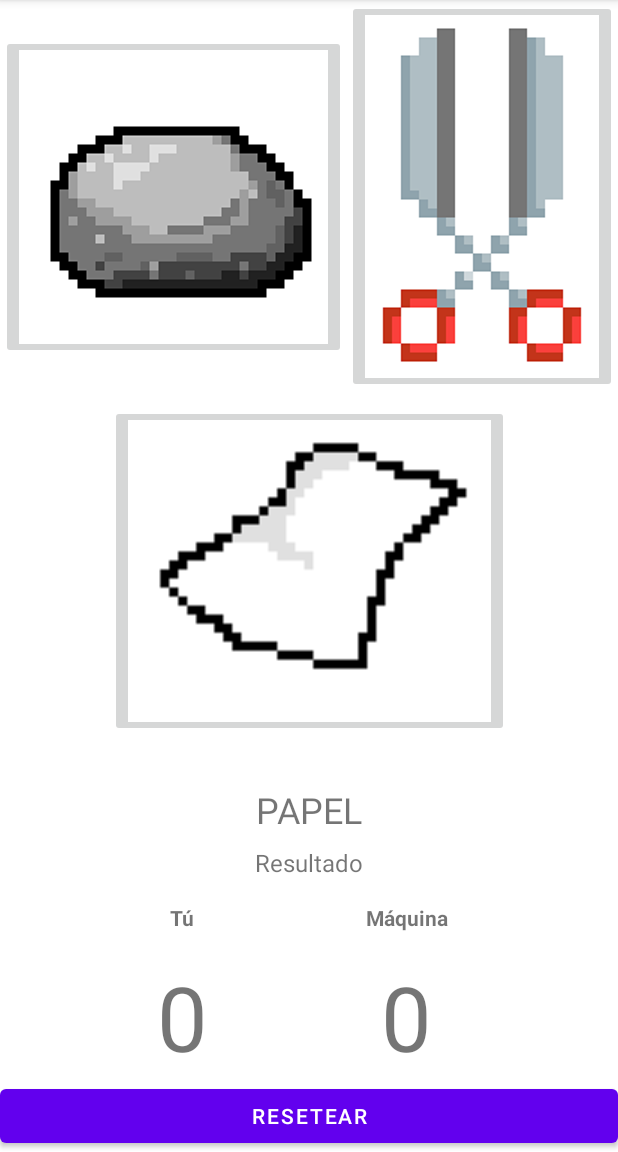
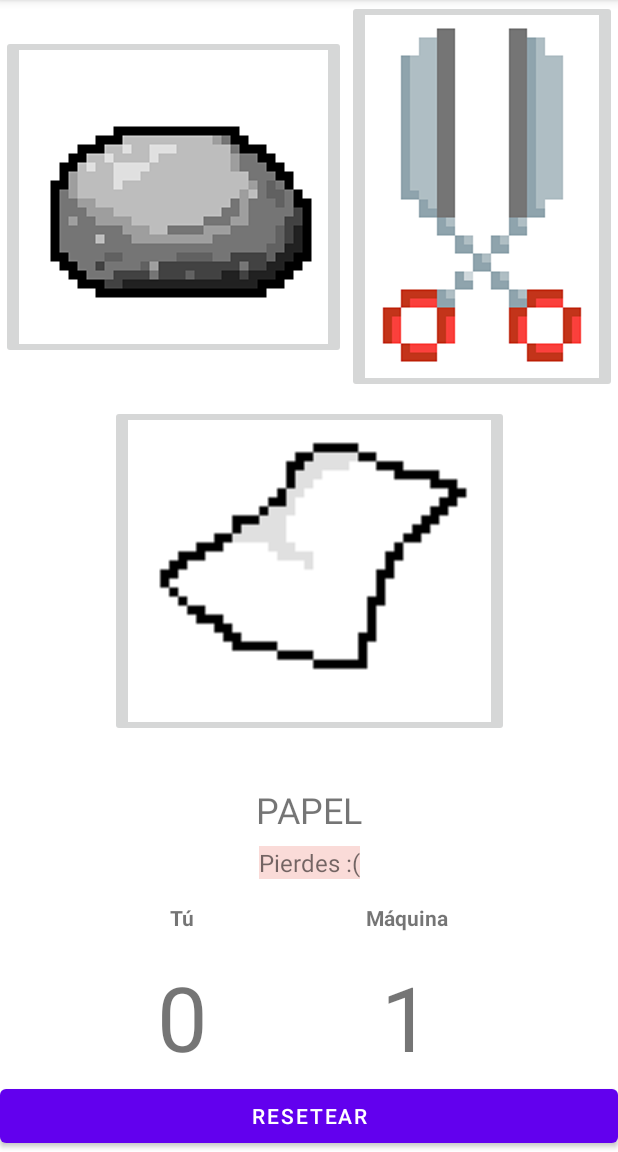
Before and after one commit to JorgeDuenasLerin/PMDM-2223, an Android app: the screen it shows after launch (ut02ControlsPPT), after a tap on "Juega Piedra", on a phone screen of 412 x 824 dp, the part 84-1236 px from its top. Run offline under Robolectric (Android 15) with nearby library versions, the phone set to English and light mode, and no system bars.

Commit message:
Versión de PPT

```diff
--- a/app/src/main/AndroidManifest.xml
+++ b/app/src/main/AndroidManifest.xml
@@ -21,18 +21,16 @@
             </intent-filter>
         </activity>
         <activity
-            android:name=".ut02.layouts.ActivityLayouts"
+            android:name=".ut02.layouts.ut02ActivityLayouts"
             android:exported="true">
         </activity>
         <activity
             android:name=".ut02.controls.ut02ControlsActivityDatos"
             android:exported="true">
-
         </activity>
         <activity
             android:name=".ut01.UT01_002"
-            android:exported="true"
-            android:launchMode="standard">
+            android:exported="true">
         </activity>
         <activity
             android:name=".ut01.UT01_001"
--- a/app/src/main/java/com/example/pmdm_2223/ut02/controls/ActivityControls.java
+++ b/app/src/main/java/com/example/pmdm_2223/ut02/controls/ut02ActivityControls.java
@@ -7,7 +7,7 @@ import android.widget.TextView;
 
 import com.example.pmdm_2223.R;
 
-public class ActivityControls extends AppCompatActivity {
+public class ut02ActivityControls extends AppCompatActivity {
 
     TextView tvArriba;
     @Override
--- a/app/src/main/java/com/example/pmdm_2223/ut02/controls/ut02ControlsPPT.java
+++ b/app/src/main/java/com/example/pmdm_2223/ut02/controls/ut02ControlsPPT.java
@@ -2,6 +2,7 @@ package com.example.pmdm_2223.ut02.controls;
 
 import androidx.appcompat.app.AppCompatActivity;
 
+import android.annotation.SuppressLint;
 import android.os.Bundle;
 import android.view.View;
 import android.widget.Button;
@@ -58,6 +59,7 @@ public class ut02ControlsPPT extends AppCompatActivity {
         });
 
         View.OnClickListener manejador = new View.OnClickListener() {
+            @SuppressLint("ResourceAsColor")
             @Override
             public void onClick(View v) {
                 Jugada maquina = maquinaJuega();
@@ -74,11 +76,21 @@ public class ut02ControlsPPT extends AppCompatActivity {
 
                 if(maquina == jugador) {
                     result.setText("Empate");
+                    result.setBackgroundColor(0xFFFEF5E7);
                 } else if(
-                        (maquina == Jugada.PAPEL) && (jugador == Jugada.TIJERA) ||
-                        ((maquina == Jugada.TIJERA) && (jugador == Jugada.PAPEL))
+                        ((maquina == Jugada.PAPEL) && (jugador == Jugada.TIJERA)) ||
+                        ((maquina == Jugada.PIEDRA) && (jugador == Jugada.PAPEL)) ||
+                        ((maquina == Jugada.TIJERA) && (jugador == Jugada.PIEDRA))
                 ) {
-                    // Ganas
+                    iYo++;
+                    puntosYo.setText(""+iYo);
+                    result.setText("¡Ganas!");
+                    result.setBackgroundColor(0xFFD5F5E3);
+                } else {
+                    iMaquina++;
+                    puntosMaquina.setText(""+iMaquina);
+                    result.setText("Pierdes :(");
+                    result.setBackgroundColor(0xFFFADBD8);
                 }
             }
         };
@@ -88,13 +100,17 @@ public class ut02ControlsPPT extends AppCompatActivity {
         piedra.setOnClickListener(manejador);
     }
 
+
     int iYo;
     int iMaquina;
+
     private void reset(){
         iYo = 0;
         iMaquina = 0;
         puntosYo.setText(""+iYo);
         puntosMaquina.setText(""+iMaquina);
+        result.setText("");
+        jugada.setText("");
     }
 
     private Jugada maquinaJuega(){
--- a/app/src/main/java/com/example/pmdm_2223/ut02/layouts/ActivityLayouts.java
+++ b/app/src/main/java/com/example/pmdm_2223/ut02/layouts/ut02ActivityLayouts.java
@@ -6,7 +6,7 @@ import android.os.Bundle;
 
 import com.example.pmdm_2223.R;
 
-public class ActivityLayouts extends AppCompatActivity {
+public class ut02ActivityLayouts extends AppCompatActivity {
 
     @Override
     protected void onCreate(Bundle savedInstanceState) {
--- a/app/src/main/res/layout/activity_controls.xml
+++ b/app/src/main/res/layout/activity_controls.xml
@@ -4,7 +4,7 @@
     xmlns:tools="http://schemas.android.com/tools"
     android:layout_width="match_parent"
     android:layout_height="match_parent"
-    tools:context=".ut02.controls.ActivityControls">
+    tools:context=".ut02.controls.ut02ActivityControls">
 
     <TextView
         android:id="@+id/textView"
--- a/app/src/main/res/layout/activity_layouts.xml
+++ b/app/src/main/res/layout/activity_layouts.xml
@@ -5,7 +5,7 @@
     android:layout_width="match_parent"
     android:layout_height="match_parent"
     android:orientation="vertical"
-    tools:context=".ut02.layouts.ActivityLayouts">
+    tools:context=".ut02.layouts.ut02ActivityLayouts">
 
     <LinearLayout
         android:layout_width="match_parent"
```
